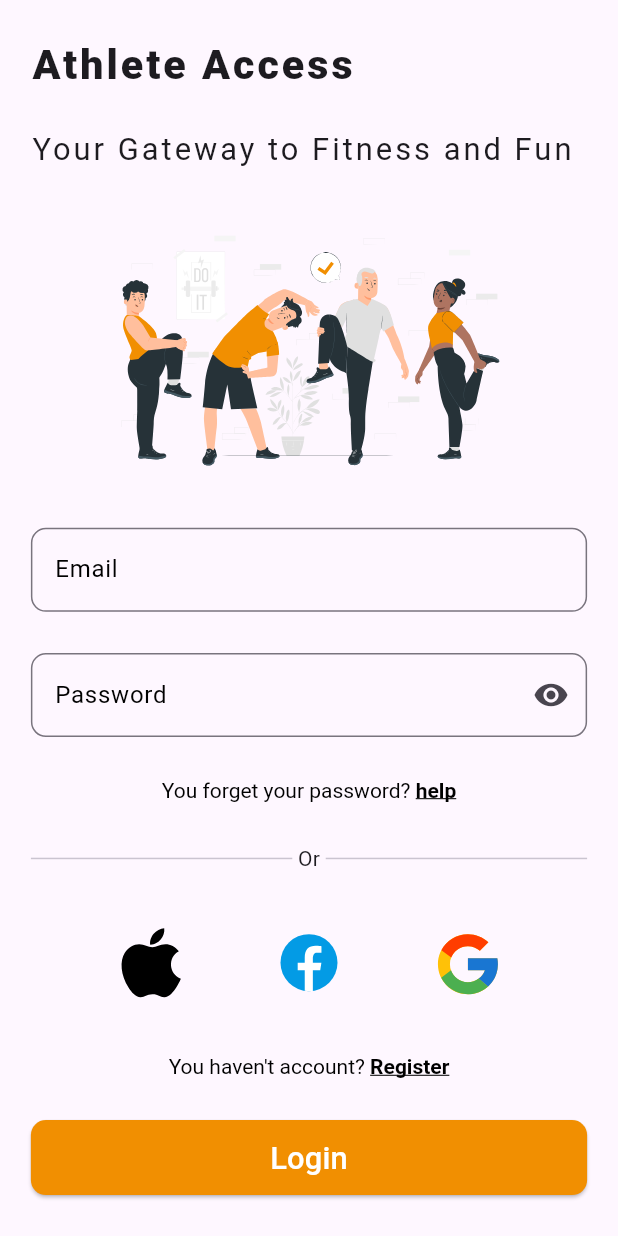
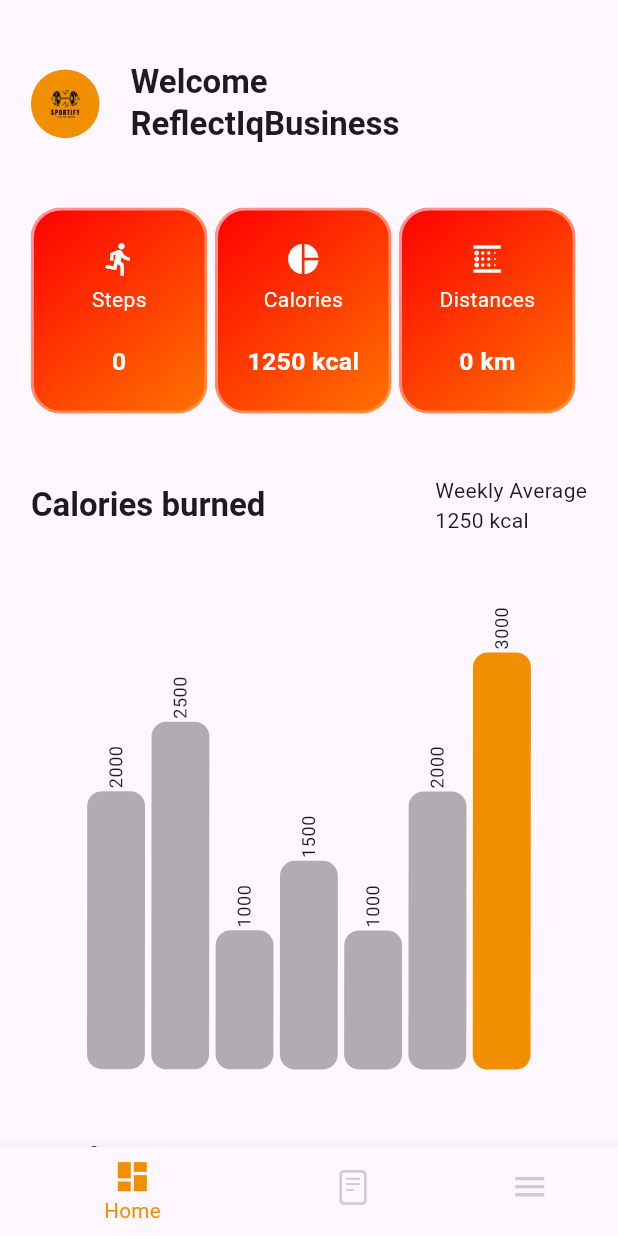
Before and after one commit to ReflectIQBusiness/sportify, a Flutter app: the Login screen opened by its route, scrolled down 57 dp, after a tap on "Login", on a phone screen of 412 x 824 dp. Run offline on Flutter 3.47's test engine with Material 2 defaults, Android fonts, the phone set to English and light mode, and no system bars; drawn by our look-alikes of glassmorphism; our stand-ins replace flutter_svg, get, image_cropper, image_picker, syncfusion_flutter_charts; network calls fail.

Commit message:
home page

```diff
--- a/lib/constants/routes.dart
+++ b/lib/constants/routes.dart
@@ -1,6 +1,7 @@
 import 'package:get/route_manager.dart';
 import 'package:sportapplication/views/choose_profile_pic.dart';
 import 'package:sportapplication/views/forget_page.dart';
+import 'package:sportapplication/views/home_page.dart';
 import 'package:sportapplication/views/inscription.dart';
 import 'package:sportapplication/views/introduction_screen.dart';
 import 'package:sportapplication/views/login.dart';
@@ -55,4 +56,10 @@ var routes = [
     transition: Transition.rightToLeft,
     transitionDuration: Duration(milliseconds: 400),
   ),
+  GetPage(
+    name: HomePage.routeName,
+    page: () => HomePage(),
+    transition: Transition.rightToLeft,
+    transitionDuration: Duration(milliseconds: 400),
+  ),
 ];
--- /dev/null
+++ b/lib/controller/home_page_controller.dart
@@ -0,0 +1,44 @@
+import 'package:get/get.dart';
+import 'package:sportapplication/models/calorie.dart';
+import 'package:sportapplication/models/program.dart';
+
+class HomePageController extends GetxController {
+  RxInt currentIndex = 0.obs;
+  RxList<Calorie> dataCalories = [
+    Calorie(calorie: 2000, date: DateTime.now().subtract(Duration(days: 6)).toString()),
+    Calorie(calorie: 2500, date: DateTime.now().subtract(Duration(days: 5)).toString()),
+    Calorie(calorie: 1000, date: DateTime.now().subtract(Duration(days: 4)).toString()),
+    Calorie(calorie: 1500, date: DateTime.now().subtract(Duration(days: 3)).toString()),
+    Calorie(calorie: 1000, date: DateTime.now().subtract(Duration(days: 2)).toString()),
+    Calorie(calorie: 2000, date: DateTime.now().subtract(Duration(days: 1)).toString()),
+    Calorie(calorie: 3000, date: DateTime.now().toString()),
+  ].obs;
+
+  RxList<Program> program = [
+    Program(
+      id: 1,
+      name: "Chest Workouts",
+      image: "https://www.workouthealthy.com/cdn-cgi/image/quality%3D85/assets/images/Blog/best-chest-workouts-for-definition.png",
+    ),
+    Program(
+      id: 2,
+      name: "Abs Workouts",
+      image: "https://encrypted-tbn0.gstatic.com/images?q=tbn:ANd9GcRFoeBRdfkTwKx3mWWj-8YVMB7qVI_LKSGaunYkd78MrvpkisSBKXrbpF_LbG-PAAPmlFQ&usqp=CAU",
+    ),
+    Program(
+      id: 3,
+      name: "Legs Workouts",
+      image: "https://encrypted-tbn0.gstatic.com/images?q=tbn:ANd9GcSDQ7zl-9saJcmY-J2V_14ZigWdKUT--CWnhllXywJlGvMAqeYBT1FGlQ5RXoYnFKABkxs&usqp=CAU",
+    ),
+    Program(
+      id: 4,
+      name: "Shoulder Workouts",
+      image: "https://hugesupplements.com/cdn/shop/articles/Best-shoulder-workout-for-muscle-mass.jpg?v=1614950209",
+    ),
+  ].obs;
+
+  changeIndex(int index) {
+    currentIndex.value = index;
+    currentIndex.refresh();
+  }
+}
--- a/lib/controller/inscription_screen_controller.dart
+++ b/lib/controller/inscription_screen_controller.dart
@@ -3,6 +3,7 @@ import 'package:flutter/material.dart';
 import 'package:get/get.dart';
 import 'package:sportapplication/constants/colors.dart';
 import 'package:sportapplication/views/choose_profile_pic.dart';
+import 'package:sportapplication/views/home_page.dart';
 import 'package:sportapplication/views/verify_phone.dart';
 
 class InscriptionScreenController extends GetxController {
@@ -126,4 +127,8 @@ class InscriptionScreenController extends GetxController {
           return SizedBox();
         });
   }
+
+  goToHomePage() {
+    Get.offAllNamed(HomePage.routeName);
+  }
 }
--- a/lib/controller/login_controller.dart
+++ b/lib/controller/login_controller.dart
@@ -1,6 +1,7 @@
 import 'package:flutter/material.dart';
 import 'package:get/get.dart';
 import 'package:sportapplication/views/forget_page.dart';
+import 'package:sportapplication/views/home_page.dart';
 import 'package:sportapplication/views/inscription.dart';
 
 class LoginController extends GetxController {
@@ -19,4 +20,8 @@ class LoginController extends GetxController {
   goToForgetPage() {
     Get.toNamed(ForgetPage.routeName);
   }
+
+  goToHomePage() {
+    Get.offAllNamed(HomePage.routeName);
+  }
 }
--- /dev/null
+++ b/lib/models/calorie.dart
@@ -0,0 +1,6 @@
+class Calorie {
+  final int calorie;
+  final String date;
+
+  Calorie({required this.calorie, required this.date});
+}
--- /dev/null
+++ b/lib/models/program.dart
@@ -0,0 +1,8 @@
+class Program {
+  final String name;
+  final String image;
+  final int id;
+  final List? programs;
+
+  Program({required this.name, required this.image, required this.id, this.programs});
+}
--- /dev/null
+++ b/lib/views/home_page.dart
@@ -0,0 +1,387 @@
+import 'package:flutter/cupertino.dart';
+import 'package:flutter/material.dart';
+import 'package:get/get.dart';
+import 'package:sportapplication/constants/colors.dart';
+import 'package:sportapplication/controller/home_page_controller.dart';
+import 'package:glassmorphism/glassmorphism.dart';
+import 'package:sportapplication/models/calorie.dart';
+import 'package:sportapplication/models/program.dart';
+import 'package:syncfusion_flutter_charts/charts.dart';
+
+class HomePage extends StatelessWidget {
+  HomePage({super.key});
+  static const routeName = "/home-page";
+  final HomePageController homePageController = Get.isRegistered<HomePageController>() ? Get.find<HomePageController>() : Get.put(HomePageController());
+  @override
+  Widget build(BuildContext context) {
+    return Scaffold(
+      body: Obx(
+        () {
+          var valuesStyle = TextStyle(
+            color: Colors.white,
+            fontSize: Get.width / 25,
+            fontWeight: FontWeight.bold,
+          );
+          return IndexedStack(index: homePageController.currentIndex.value, children: [
+            SingleChildScrollView(
+              padding: EdgeInsets.only(
+                left: Get.width / 20,
+                right: Get.width / 20,
+                top: Get.height / 20,
+              ),
+              child: Column(
+                crossAxisAlignment: CrossAxisAlignment.start,
+                children: [
+                  createAppBar(),
+                  createDivider(),
+                  createTodayRowData(valuesStyle),
+                  createDivider(),
+                  createChartWidget(),
+                  createDivider(),
+                  createDivider(),
+                  createTitleWorkout(),
+                  createDivider(),
+                  createWorkouts()
+                ],
+              ),
+            ),
+            Container(
+              color: Colors.blue,
+            ),
+            Container(
+              color: Colors.green,
+            ),
+          ]);
+        },
+      ),
+      bottomNavigationBar: createBottomNavigationBar(),
+    );
+  }
+
+  Widget createTitleWorkout() => Text("Workouts", style: Get.textTheme.titleLarge!.copyWith(fontWeight: FontWeight.w600));
+
+  Widget createWorkouts() {
+    return Column(
+      children: [
+        ...homePageController.program.map((element) => createProgramWidget(element)),
+      ],
+    );
+  }
+
+  Widget createProgramWidget(Program element) {
+    return Padding(
+      padding: const EdgeInsets.all(8.0),
+      child: Container(
+        height: Get.height / 5,
+        width: Get.width,
+        decoration: BoxDecoration(
+          boxShadow: [
+            BoxShadow(color: Colors.black.withOpacity(0.16), blurRadius: 5, spreadRadius: 2),
+          ],
+          borderRadius: BorderRadius.circular(10),
+          image: DecorationImage(
+            image: NetworkImage(
+              element.image,
+            ),
+            fit: BoxFit.cover,
+            colorFilter: ColorFilter.mode(Colors.black.withOpacity(0.6), BlendMode.darken),
+          ),
+        ),
+        child: Center(
+          child: Text(
+            element.name,
+            style: Get.textTheme.headlineLarge!.copyWith(color: orangeCustom),
+          ),
+        ),
+      ),
+    );
+  }
+
+  Widget createTodayRowData(TextStyle valuesStyle) {
+    return Wrap(
+      spacing: 5,
+      children: [
+        createStepGlass(valuesStyle),
+        createCaloriesGlass(valuesStyle),
+        createDistanceGlass(valuesStyle),
+      ],
+    );
+  }
+
+  Widget createDivider() {
+    return SizedBox(
+      height: Get.height / 20,
+    );
+  }
+
+  Widget createChartWidget() {
+    return Column(
+      children: [
+        Row(
+          children: [
+            Text("Calories burned", style: Get.textTheme.titleLarge!.copyWith(fontWeight: FontWeight.w600)),
+            const Spacer(),
+            Column(
+              crossAxisAlignment: CrossAxisAlignment.start,
+              children: [
+                Text("Weekly Average", style: Get.textTheme.bodyMedium),
+                Text("1250 kcal", style: Get.textTheme.bodyMedium),
+              ],
+            ),
+          ],
+        ),
+        SizedBox(
+          height: Get.height / 40,
+        ),
+        Transform.rotate(
+          angle: -3.14 / 2,
+          child: SfCartesianChart(
+            plotAreaBorderColor: Colors.transparent,
+            primaryXAxis: CategoryAxis(isVisible: false),
+            plotAreaBorderWidth: 0,
+            margin: EdgeInsets.zero,
+            primaryYAxis: NumericAxis(
+              isVisible: false, // Hide Y-axis labels and ticks
+            ),
+            // Enable legend
+            legend: Legend(isVisible: false),
+            // Enable tooltip
+            tooltipBehavior: TooltipBehavior(enable: true),
+            series: <ChartSeries>[
+              BarSeries<Calorie, String>(
+                dataSource: homePageController.dataCalories.value.reversed.toList(),
+                xValueMapper: (data, _) => data.date,
+                yValueMapper: (data, _) => data.calorie,
+                dataLabelSettings: const DataLabelSettings(isVisible: true),
+                borderRadius: BorderRadius.circular(10),
+                width: 0.9,
+                pointColorMapper: (data, _) {
+                  // Change the color of the bar when the date matches today's date.
+                  //format: yyyy-MM-dd
+                  if (data.date.substring(0, 10) == DateTime.now().toString().substring(0, 10)) {
+                    return orangeCustom; // Change the color to green for today's bar
+                  }
+                  return Colors.black.withOpacity(0.3); // Default color for other bars
+                },
+              ),
+            ],
+          ),
+        ),
+      ],
+    );
+  }
+
+  Widget createDistanceGlass(TextStyle valuesStyle) {
+    return GlassmorphicContainer(
+      width: Get.width / 3.5, // Width of the container
+      height: Get.height / 6, // Height of the container
+      borderRadius: 20, // Border radius of the container
+      linearGradient: const LinearGradient(
+        // Background gradient
+        begin: Alignment.topLeft,
+        end: Alignment.bottomRight,
+        colors: [
+          Color.fromARGB(255, 255, 0, 0),
+          Color.fromARGB(255, 255, 115, 0),
+        ],
+      ),
+      border: 2, // Border width
+      blur: 10, // Gaussian blur
+      borderGradient: const LinearGradient(
+        // Border gradient
+        begin: Alignment.topLeft,
+        end: Alignment.bottomRight,
+        colors: [
+          Color(0x99ffffff),
+          Color(0x33ffffff),
+        ],
+      ),
+      child: Center(
+        child: Column(
+          mainAxisAlignment: MainAxisAlignment.center,
+          children: [
+            const Icon(
+              Icons.blur_linear,
+              color: Colors.white,
+            ),
+            const SizedBox(
+              height: 5,
+            ),
+            const Text(
+              "Distances",
+              style: TextStyle(color: Colors.white),
+            ),
+            const SizedBox(
+              height: 20,
+            ),
+            Text(
+              "0 km",
+              style: valuesStyle,
+            )
+          ],
+        ),
+      ),
+    );
+  }
+
+  Widget createCaloriesGlass(TextStyle valuesStyle) {
+    return GlassmorphicContainer(
+      width: Get.width / 3.5, // Width of the container
+      height: Get.height / 6, // Height of the container
+      borderRadius: 20, // Border radius of the container
+      linearGradient: const LinearGradient(
+        // Background gradient
+        begin: Alignment.topLeft,
+        end: Alignment.bottomRight,
+        colors: [
+          Color.fromARGB(255, 255, 0, 0),
+          Color.fromARGB(255, 255, 115, 0),
+        ],
+      ),
+      border: 2, // Border width
+      blur: 10, // Gaussian blur
+      borderGradient: const LinearGradient(
+        // Border gradient
+        begin: Alignment.topLeft,
+        end: Alignment.bottomRight,
+        colors: [
+          Color(0x99ffffff),
+          Color(0x33ffffff),
+        ],
+      ),
+      child: Center(
+        child: Column(
+          mainAxisAlignment: MainAxisAlignment.center,
+          children: [
+            const Icon(
+              Icons.pie_chart,
+              color: Colors.white,
+            ),
+            const SizedBox(
+              height: 5,
+            ),
+            const Text(
+              "Calories",
+              style: TextStyle(color: Colors.white),
+            ),
+            const SizedBox(
+              height: 20,
+            ),
+            Text(
+              "1250 kcal",
+              style: valuesStyle,
+            )
+          ],
+        ),
+      ),
+    );
+  }
+
+  Widget createStepGlass(TextStyle valuesStyle) {
+    return GlassmorphicContainer(
+      width: Get.width / 3.5, // Width of the container
+      height: Get.height / 6, // Height of the container
+      borderRadius: 20, // Border radius of the container
+      linearGradient: const LinearGradient(
+        // Background gradient
+        begin: Alignment.topLeft,
+        end: Alignment.bottomRight,
+        colors: [
+          Color.fromARGB(255, 255, 0, 0),
+          Color.fromARGB(255, 255, 115, 0),
+        ],
+      ),
+      border: 2, // Border width
+      blur: 10, // Gaussian blur
+      borderGradient: const LinearGradient(
+        // Border gradient
+        begin: Alignment.topLeft,
+        end: Alignment.bottomRight,
+        colors: [
+          Color(0x99ffffff),
+          Color(0x33ffffff),
+        ],
+      ),
+      child: Center(
+        child: Column(
+          mainAxisAlignment: MainAxisAlignment.center,
+          children: [
+            const Icon(
+              Icons.directions_run,
+              color: Colors.white,
+            ),
+            const SizedBox(
+              height: 5,
+            ),
+            const Text(
+              "Steps",
+              style: TextStyle(color: Colors.white),
+            ),
+            const SizedBox(
+              height: 20,
+            ),
+            Text(
+              "0",
+              style: valuesStyle,
+            )
+          ],
+        ),
+      ),
+    );
+  }
+
+  Widget createAppBar() {
+    return Row(
+      children: [
+        CircleAvatar(
+          backgroundColor: orangeCustom,
+          radius: Get.width / 18,
+          backgroundImage: const AssetImage(
+            "assets/logo.png",
+          ),
+        ),
+        SizedBox(
+          width: Get.width / 20,
+        ),
+        SizedBox(
+          width: Get.width / 2,
+          child: Text(
+            "Welcome ReflectIqBusiness",
+            style: Get.textTheme.titleLarge!.copyWith(fontWeight: FontWeight.w600),
+          ),
+        )
+      ],
+    );
+  }
+
+  Widget createBottomNavigationBar() {
+    return Obx(
+      () => BottomNavigationBar(
+        iconSize: Get.width / 16,
+        onTap: (index) {
+          homePageController.changeIndex(index);
+        },
+        unselectedItemColor: Colors.grey.withOpacity(0.5),
+        type: BottomNavigationBarType.shifting,
+        currentIndex: homePageController.currentIndex.value,
+        fixedColor: orangeCustom,
+        selectedFontSize: Get.width / 30,
+        landscapeLayout: BottomNavigationBarLandscapeLayout.centered,
+        items: const [
+          BottomNavigationBarItem(
+            icon: Icon(Icons.dashboard),
+            label: 'Home',
+          ),
+          BottomNavigationBarItem(
+            icon: Icon(CupertinoIcons.doc_plaintext),
+            label: 'Plan',
+          ),
+          BottomNavigationBarItem(
+            icon: Icon(Icons.menu),
+            label: 'More',
+          ),
+        ],
+      ),
+    );
+  }
+}
--- a/lib/views/login.dart
+++ b/lib/views/login.dart
@@ -94,7 +94,9 @@ class Login extends StatelessWidget {
 
   Widget createLoginButton() {
     return ElevatedButton(
-      onPressed: () {},
+      onPressed: () {
+        controller.goToHomePage();
+      },
       style: ElevatedButton.styleFrom(
         minimumSize: Size(Get.width, 50),
         backgroundColor: orangeCustom,
--- a/pubspec.yaml
+++ b/pubspec.yaml
@@ -14,6 +14,9 @@ dependencies:
   shared_preferences: ^2.2.2
   image_picker: ^0.8.4+5
   image_cropper: ^4.0.1
+  cupertino_icons: ^1.0.6
+  glassmorphism: ^3.0.0
+  syncfusion_flutter_charts: 21.2.3
 
 
 dev_dependencies:
```
Also changed, not shown: pubspec.lock.
